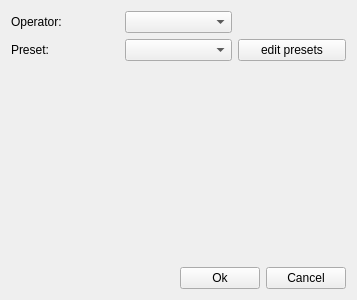
Qt form krita/plugins/viewplugins/tonemapping/wdgtonemappingdialog.ui (KDE/krita) before a commit.
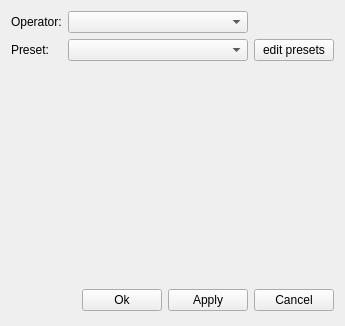
The same form after that commit.

Commit message: add the possibility to apply a tone mapping operator without closing the dialog

Diff of the .ui file:
```diff
--- a/krita/plugins/viewplugins/tonemapping/wdgtonemappingdialog.ui
+++ b/krita/plugins/viewplugins/tonemapping/wdgtonemappingdialog.ui
@@ -5,8 +5,8 @@
    <rect>
     <x>0</x>
     <y>0</y>
-    <width>357</width>
-    <height>300</height>
+    <width>345</width>
+    <height>326</height>
    </rect>
   </property>
   <layout class="QVBoxLayout" >
@@ -20,7 +20,14 @@
       </widget>
      </item>
      <item row="0" column="1" >
-      <widget class="QComboBox" name="comboBoxOperators" />
+      <widget class="QComboBox" name="comboBoxOperators" >
+       <property name="sizePolicy" >
+        <sizepolicy vsizetype="Fixed" hsizetype="MinimumExpanding" >
+         <horstretch>0</horstretch>
+         <verstretch>0</verstretch>
+        </sizepolicy>
+       </property>
+      </widget>
      </item>
      <item row="1" column="0" >
       <widget class="QLabel" name="label_2" >
@@ -30,7 +37,14 @@
       </widget>
      </item>
      <item row="1" column="1" >
-      <widget class="QComboBox" name="comboBoxPresets" />
+      <widget class="QComboBox" name="comboBoxPresets" >
+       <property name="sizePolicy" >
+        <sizepolicy vsizetype="Fixed" hsizetype="MinimumExpanding" >
+         <horstretch>0</horstretch>
+         <verstretch>0</verstretch>
+        </sizepolicy>
+       </property>
+      </widget>
      </item>
      <item row="1" column="2" >
       <widget class="QPushButton" name="pushButtonEditPressets" >
@@ -53,8 +67,8 @@
        </property>
        <property name="sizeHint" >
         <size>
-         <width>40</width>
-         <height>20</height>
+         <width>91</width>
+         <height>30</height>
         </size>
        </property>
       </spacer>
@@ -66,6 +80,13 @@
        </property>
       </widget>
      </item>
+     <item>
+      <widget class="QPushButton" name="pushButtonApply" >
+       <property name="text" >
+        <string>Apply</string>
+       </property>
+      </widget>
+     </item>
      <item>
       <widget class="QPushButton" name="pushButtonCancel" >
        <property name="text" >
```
The commit also changes 1 other file.
